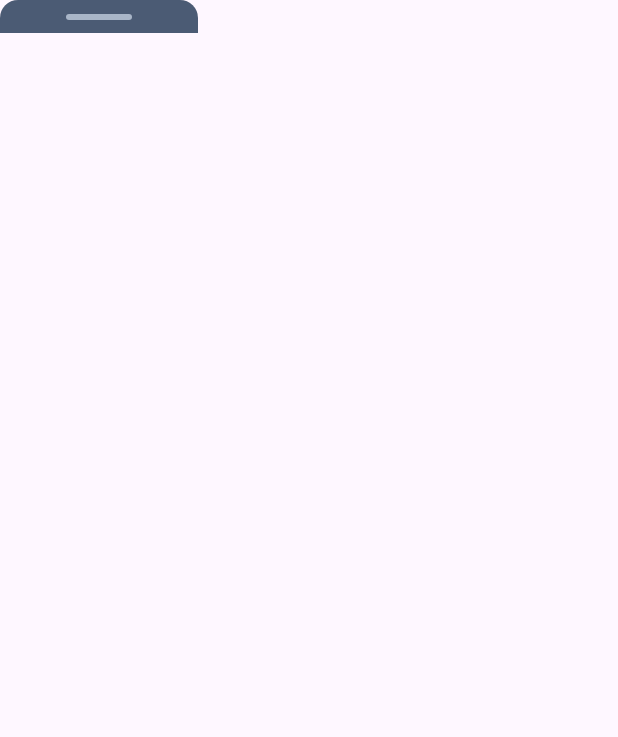
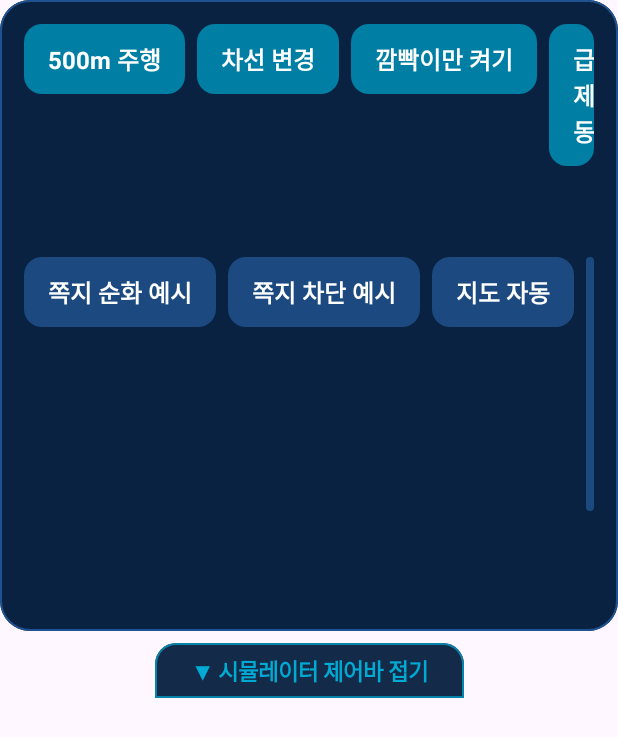
Before and after one commit to 2Jaegon/Hyundai_app_data, an Android app built with Jetpack Compose: the composable SimulatorDrawer shown on its own in the app's theme, on a phone screen of 412 x 824 dp. Shown: the top 737 px of the screen. Run offline under Robolectric (Android 15) with nearby library versions, the phone set to English and light mode, and no system bars; libraries missing offline, so code that uses them is left out: ai.pleos.playground; pictures from the network do not load; 14 statements that could not run were skipped.

Commit message:
fix(ui): show simulator control bar by default and keep menu buttons visible

```diff
--- a/app/src/main/java/com/example/hyundai/ui/debug/SimulatorDrawer.kt
+++ b/app/src/main/java/com/example/hyundai/ui/debug/SimulatorDrawer.kt
@@ -12,9 +12,7 @@ import androidx.compose.foundation.layout.Arrangement
 import androidx.compose.foundation.layout.Box
 import androidx.compose.foundation.layout.Column
 import androidx.compose.foundation.layout.Row
-import androidx.compose.foundation.layout.height
 import androidx.compose.foundation.layout.padding
-import androidx.compose.foundation.layout.width
 import androidx.compose.foundation.shape.RoundedCornerShape
 import androidx.compose.material3.Text
 import androidx.compose.runtime.Composable
@@ -60,7 +58,8 @@ fun SimulatorDrawer(
     onRestartSimulation: () -> Unit = {},
     modifier: Modifier = Modifier
 ) {
-    var open by remember { mutableStateOf(false) }
+    // 테스트 및 시연 때 바로 조작할 수 있도록 기본으로 펼쳐 둔다.
+    var open by remember { mutableStateOf(true) }
 
     Column(
         modifier = modifier,
@@ -73,7 +72,7 @@ fun SimulatorDrawer(
         ) {
             Column(
                 modifier = Modifier
-                    .padding(bottom = 10.dp)
+                    .padding(bottom = 8.dp)
                     .clip(RoundedCornerShape(20.dp))
                     .background(TodakColors.Background.copy(alpha = 0.96f))
                     .border(1.dp, TodakColors.EdgeStrong, RoundedCornerShape(20.dp))
@@ -88,7 +87,7 @@ fun SimulatorDrawer(
                     SimButton("신호 대기", TodakColors.RouteDeep, onStopAtLight)
                     SimButton("음성 승인", TodakColors.Neutral, onVoiceApprove)
                     SimButton(
-                        if (state.telemetry.gear == GearState.P) "주행" else "주차",
+                        if (state.telemetry.gear == GearState.P) "주행 (D)" else "주차 (P)",
                         TodakColors.RouteDeep,
                         onToggleGearPark
                     )
@@ -117,19 +116,18 @@ fun SimulatorDrawer(
 
         Box(
             modifier = Modifier
-                .width(132.dp)
-                .height(22.dp)
-                .clip(RoundedCornerShape(topStart = 12.dp, topEnd = 12.dp))
-                .background(TodakColors.Background.copy(alpha = 0.7f))
-                .clickable { open = !open },
+                .clip(RoundedCornerShape(topStart = 14.dp, topEnd = 14.dp))
+                .background(TodakColors.Background.copy(alpha = 0.92f))
+                .border(1.dp, TodakColors.Route.copy(alpha = 0.7f), RoundedCornerShape(topStart = 14.dp, topEnd = 14.dp))
+                .clickable { open = !open }
+                .padding(horizontal = 24.dp, vertical = 7.dp),
             contentAlignment = Alignment.Center
         ) {
-            Box(
-                modifier = Modifier
-                    .width(44.dp)
-                    .height(4.dp)
-                    .clip(RoundedCornerShape(2.dp))
-                    .background(TodakColors.TextDim)
+            Text(
+                text = if (open) "▼ 시뮬레이터 제어바 접기" else "▲ 시뮬레이터 제어바 열기",
+                color = TodakColors.Route,
+                fontSize = 15.sp,
+                fontWeight = FontWeight.Bold
             )
         }
     }
```
Also changed, not shown: app/src/main/java/com/example/hyundai/ui/drive/DriveScreen.kt (+34 -18 lines).
